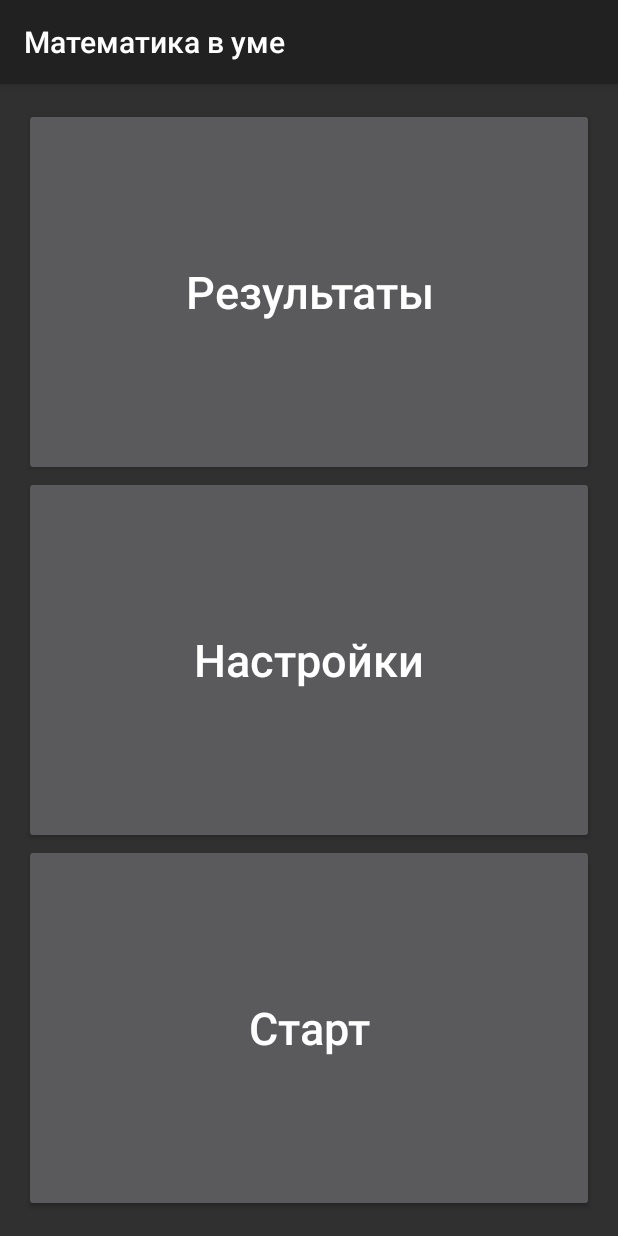
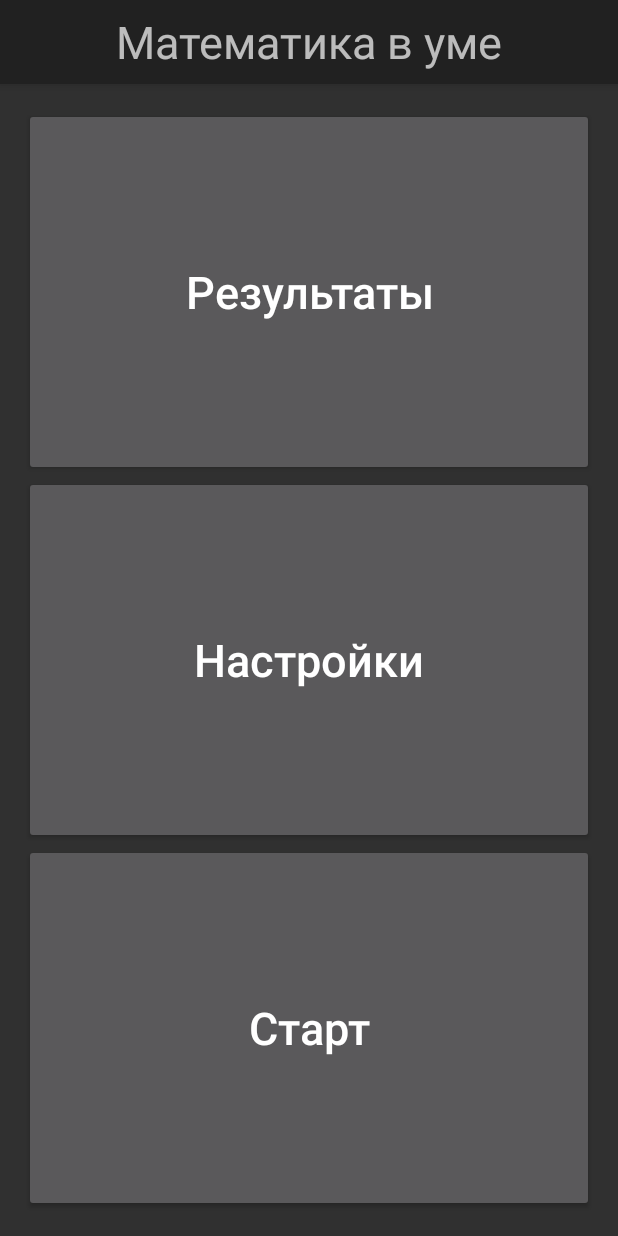
Before and after one commit to akzubarev/Decimals, an Android app: the screen it shows after launch (MainActivity), on a phone screen of 412 x 824 dp. Run offline under Robolectric (Android 15) with nearby library versions, the phone set to English and light mode, and no system bars; 1 statement that could not run was skipped.

Commit message:
Главное окно: центрировал заголовок.

```diff
--- a/app/src/main/AndroidManifest.xml
+++ b/app/src/main/AndroidManifest.xml
@@ -7,10 +7,11 @@
         android:icon="@mipmap/ic_launcher"
         android:label="@string/app_name"
         android:theme="@style/Theme.AppCompat">
+
         <activity
             android:name=".MainActivity"
             android:configChanges="keyboardHidden|orientation|screenSize"
-            android:label="@string/app_name"
+            android:label=""
             android:screenOrientation="portrait"
             android:theme="@style/Theme.AppCompat.NoActionBar">
             <intent-filter>
@@ -19,6 +20,7 @@
                 <category android:name="android.intent.category.LAUNCHER" />
             </intent-filter>
         </activity>
+
         <activity
             android:name=".TaskActivity"
             android:configChanges="keyboardHidden|orientation|screenSize"
@@ -26,6 +28,7 @@
             android:screenOrientation="portrait"
             android:theme="@style/Theme.AppCompat.Light.NoActionBar.FullScreen">
         </activity>
+
         <activity
             android:name=".SettingsActivity"
             android:configChanges="keyboardHidden|orientation|screenSize"
@@ -42,6 +45,7 @@
                 android:name="android.support.PARENT_ACTIVITY"
                 android:value="com.education4all.mathcoach.MainActivity" />
         </activity>
+
         <activity
             android:name=".ComplexityActivity"
             android:configChanges="keyboardHidden|orientation|screenSize"
@@ -51,6 +55,7 @@
                 android:name="android.support.PARENT_ACTIVITY"
                 android:value="com.education4all.mathcoach.SettingsSimpleActivity" />
         </activity>
+
         <activity
             android:name=".StatiscticsActivity"
             android:theme="@style/Theme.AppCompat.NoActionBar"
@@ -61,6 +66,7 @@
                 android:name="android.support.PARENT_ACTIVITY"
                 android:value="com.education4all.mathcoach.MainActivity" />
         </activity>
+
         <activity
             android:name=".StatTourActivity"
             android:theme="@style/Theme.AppCompat.NoActionBar"
@@ -71,11 +77,12 @@
                 android:name="android.support.PARENT_ACTIVITY"
                 android:value="com.education4all.mathcoach.StatiscticsActivity" />
         </activity>
+
         <activity
             android:name=".wheel_picker"
             android:label="@string/title_activity_wheel_picker">
+        </activity>
 
-        </activity>
         <activity
             android:name=".AuthorsActivity"
             android:label="@string/title_activity_authors"
@@ -85,5 +92,4 @@
                 android:value="com.education4all.mathcoach.MainActivity" />
         </activity>
     </application>
-
 </manifest>
--- a/app/src/main/res/layout/main.xml
+++ b/app/src/main/res/layout/main.xml
@@ -15,7 +15,16 @@
         android:background="?attr/colorPrimary"
         android:elevation="4dp"
         android:theme="@style/ThemeOverlay.AppCompat.ActionBar"
-        app:popupTheme="@style/ThemeOverlay.AppCompat.Light"/>
+        app:popupTheme="@style/ThemeOverlay.AppCompat.Light">
+
+        <TextView
+            android:layout_width="wrap_content"
+            android:layout_height="wrap_content"
+            android:text="@string/app_name"
+            android:textSize="@dimen/main_window_text_size"
+            android:layout_gravity="center"
+            />
+    </android.support.v7.widget.Toolbar>
 
     <android.support.v7.widget.LinearLayoutCompat
         android:layout_width="match_parent"
```
Also changed, not shown: app/src/main/java/com/education4all/mathcoach/MainActivity.java (+2 -5 lines).
